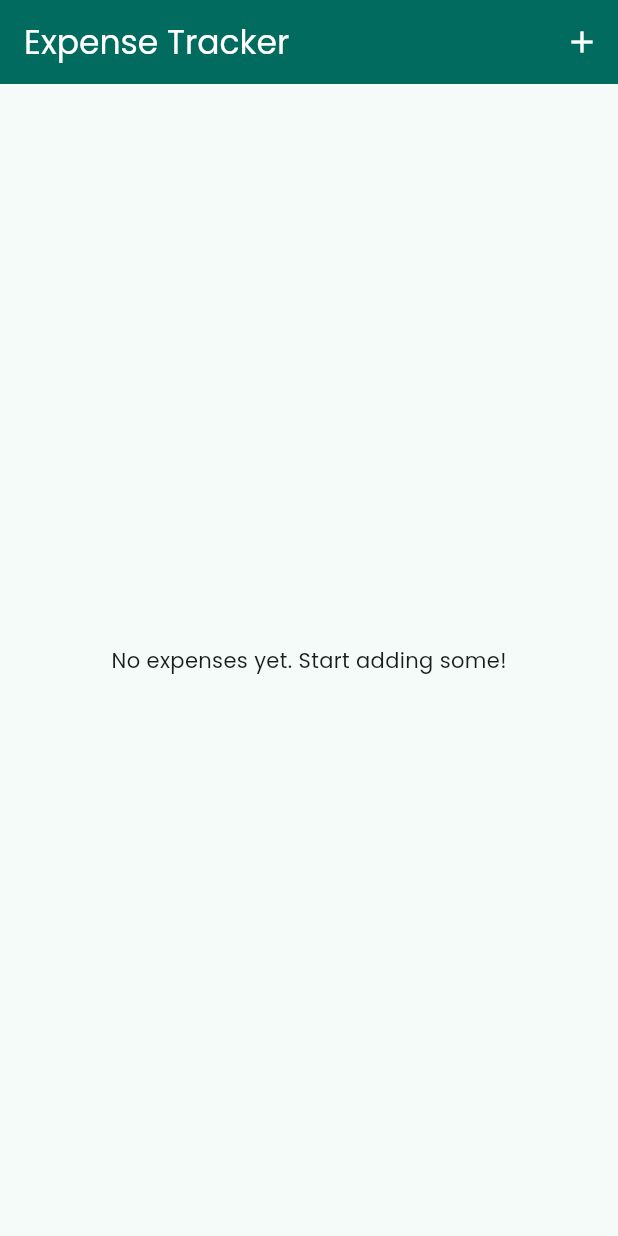
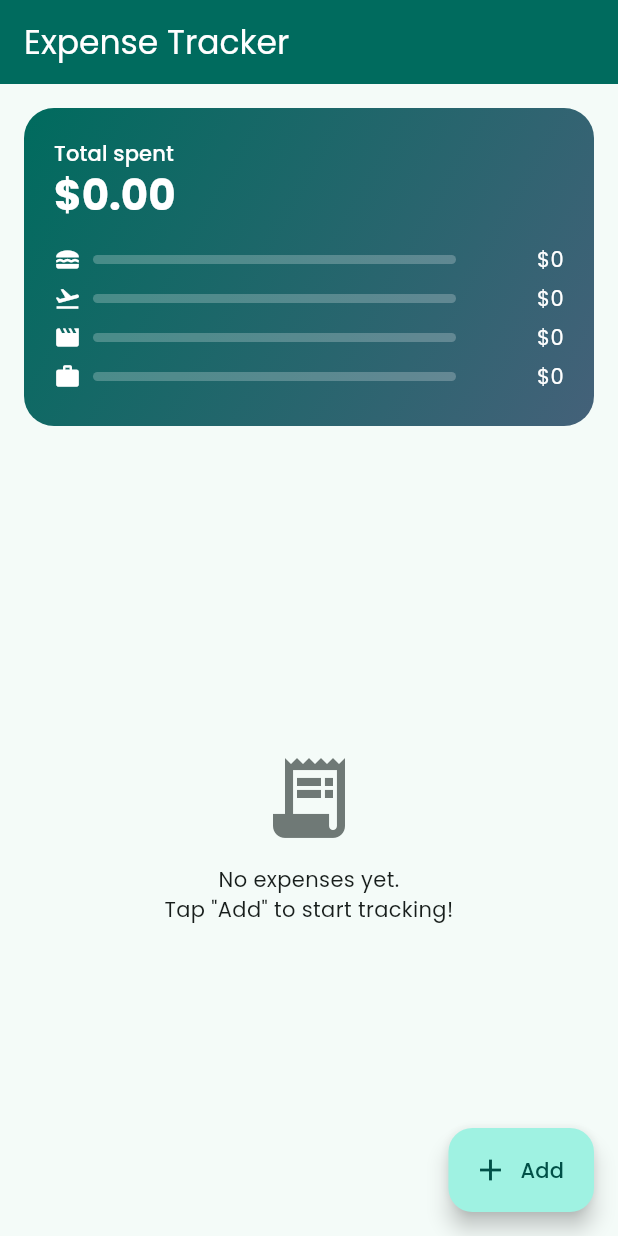
Before and after one commit to zaine-bit/CSIT284-Sunio, a Flutter app: the screen it shows after launch, on a phone screen of 412 x 824 dp. Run offline on Flutter 3.47's test engine with Material 3 defaults, Android fonts, the phone set to English and light mode, and no system bars; our stand-ins replace google_fonts.

Commit message:
Add animated SummaryCard, category breakdown, empty state, FAB and transitions

```diff
--- a/lib/widgets/expenses.dart
+++ b/lib/widgets/expenses.dart
@@ -2,6 +2,7 @@ import 'package:flutter/material.dart';
 import 'package:expense_tracker/models/expense.dart';
 import 'package:expense_tracker/widgets/expenses_list/expenses_list.dart';
 import 'package:expense_tracker/widgets/new_expense.dart';
+import 'package:expense_tracker/widgets/summary_card.dart';
 
 class Expenses extends StatefulWidget {
   const Expenses({super.key});
@@ -23,7 +24,7 @@ class _ExpensesState extends State<Expenses> {
   }
 
   void _addExpense(Expense expense) {
-    setState(() => _registeredExpenses.add(expense));
+    setState(() => _registeredExpenses.insert(0, expense));
   }
 
   void _removeExpense(Expense expense) {
@@ -34,7 +35,7 @@ class _ExpensesState extends State<Expenses> {
     messenger.showSnackBar(
       SnackBar(
         duration: const Duration(seconds: 3),
-        content: const Text('Expense deleted.'),
+        content: Text('"${expense.title}" deleted.'),
         action: SnackBarAction(
           label: 'Undo',
           onPressed: () => setState(() => _registeredExpenses.insert(index, expense)),
@@ -45,19 +46,44 @@ class _ExpensesState extends State<Expenses> {
 
   @override
   Widget build(BuildContext context) {
-    return Scaffold(
-      appBar: AppBar(
-        title: const Text('Expense Tracker'),
-        actions: [
-          IconButton(onPressed: _openAddExpenseOverlay, icon: const Icon(Icons.add)),
+    final scheme = Theme.of(context).colorScheme;
+    final empty = Center(
+      key: const ValueKey('empty'),
+      child: Column(
+        mainAxisSize: MainAxisSize.min,
+        children: [
+          Icon(Icons.receipt_long, size: 64, color: scheme.outline),
+          const SizedBox(height: 12),
+          const Text('No expenses yet.\nTap "Add" to start tracking!',
+              textAlign: TextAlign.center),
         ],
       ),
-      body: _registeredExpenses.isEmpty
-          ? const Center(child: Text('No expenses yet. Start adding some!'))
-          : ExpensesList(
-              expenses: _registeredExpenses,
-              onRemoveExpense: _removeExpense,
+    );
+
+    return Scaffold(
+      appBar: AppBar(title: const Text('Expense Tracker')),
+      floatingActionButton: FloatingActionButton.extended(
+        onPressed: _openAddExpenseOverlay,
+        icon: const Icon(Icons.add),
+        label: const Text('Add'),
+      ),
+      body: Column(
+        children: [
+          SummaryCard(expenses: _registeredExpenses),
+          Expanded(
+            child: AnimatedSwitcher(
+              duration: const Duration(milliseconds: 300),
+              child: _registeredExpenses.isEmpty
+                  ? empty
+                  : ExpensesList(
+                      key: const ValueKey('list'),
+                      expenses: _registeredExpenses,
+                      onRemoveExpense: _removeExpense,
+                    ),
             ),
+          ),
+        ],
+      ),
     );
   }
 }
--- /dev/null
+++ b/lib/widgets/summary_card.dart
@@ -0,0 +1,85 @@
+import 'package:flutter/material.dart';
+import 'package:expense_tracker/models/expense.dart';
+
+/// Gradient card with an animated running total and per-category bars.
+class SummaryCard extends StatelessWidget {
+  const SummaryCard({super.key, required this.expenses});
+
+  final List<Expense> expenses;
+
+  double get _total => expenses.fold(0.0, (sum, e) => sum + e.amount);
+
+  double _totalFor(Category c) =>
+      expenses.where((e) => e.category == c).fold(0.0, (s, e) => s + e.amount);
+
+  @override
+  Widget build(BuildContext context) {
+    final scheme = Theme.of(context).colorScheme;
+    final text = Theme.of(context).textTheme;
+
+    return Container(
+      width: double.infinity,
+      margin: const EdgeInsets.fromLTRB(16, 16, 16, 8),
+      padding: const EdgeInsets.all(20),
+      decoration: BoxDecoration(
+        borderRadius: BorderRadius.circular(20),
+        gradient: LinearGradient(
+          colors: [scheme.primary, scheme.tertiary],
+          begin: Alignment.topLeft,
+          end: Alignment.bottomRight,
+        ),
+      ),
+      child: Column(
+        crossAxisAlignment: CrossAxisAlignment.start,
+        children: [
+          Text('Total spent', style: text.labelLarge?.copyWith(color: scheme.onPrimary)),
+          TweenAnimationBuilder<double>(
+            tween: Tween(end: _total),
+            duration: const Duration(milliseconds: 600),
+            curve: Curves.easeOutCubic,
+            builder: (_, value, __) => Text(
+              '\$${value.toStringAsFixed(2)}',
+              style: text.headlineMedium?.copyWith(
+                color: scheme.onPrimary,
+                fontWeight: FontWeight.bold,
+              ),
+            ),
+          ),
+          const SizedBox(height: 12),
+          for (final c in Category.values)
+            Padding(
+              padding: const EdgeInsets.symmetric(vertical: 3),
+              child: Row(
+                children: [
+                  Icon(categoryIcons[c], size: 18, color: scheme.onPrimary),
+                  const SizedBox(width: 8),
+                  Expanded(
+                    child: TweenAnimationBuilder<double>(
+                      tween: Tween(end: _total == 0 ? 0 : _totalFor(c) / _total),
+                      duration: const Duration(milliseconds: 500),
+                      builder: (_, v, __) => LinearProgressIndicator(
+                        value: v,
+                        minHeight: 6,
+                        borderRadius: BorderRadius.circular(3),
+                        color: scheme.onPrimary,
+                        backgroundColor: scheme.onPrimary.withAlpha(60),
+                      ),
+                    ),
+                  ),
+                  const SizedBox(width: 8),
+                  SizedBox(
+                    width: 64,
+                    child: Text(
+                      '\$${_totalFor(c).toStringAsFixed(0)}',
+                      textAlign: TextAlign.end,
+                      style: TextStyle(color: scheme.onPrimary),
+                    ),
+                  ),
+                ],
+              ),
+            ),
+        ],
+      ),
+    );
+  }
+}
```
